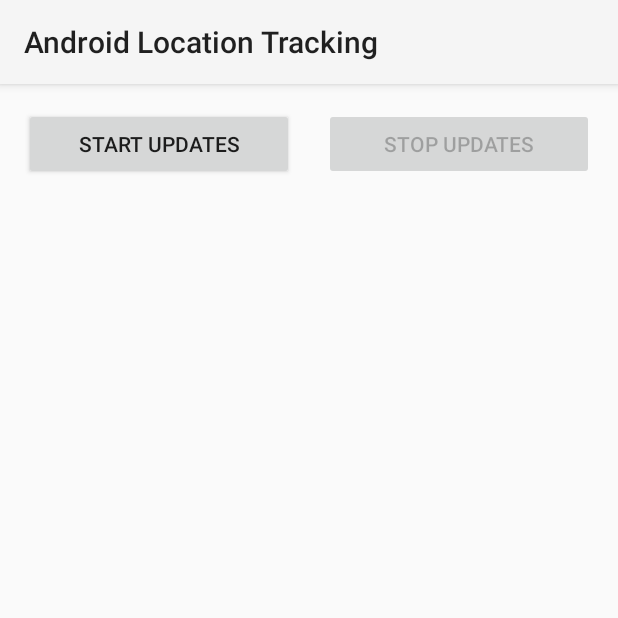
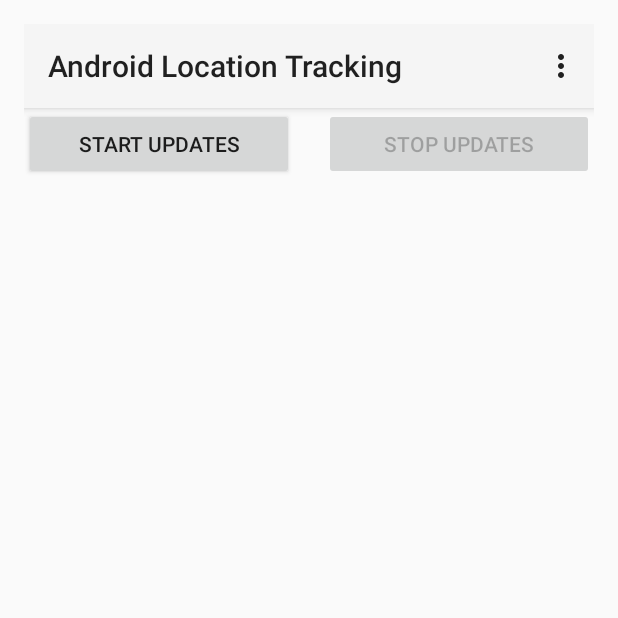
Before and after one commit to dobriai/AndroidLocationTracking, an Android app: the screen it shows after launch (MainActivity), on a phone screen of 412 x 824 dp, the top half of it. Run offline under Robolectric (Android 15) with nearby library versions, the phone set to English and light mode, and no system bars.

Commit message:
Adding a toolbar
Does nothing yet. Just sits there.

```diff
--- a/app/src/main/AndroidManifest.xml
+++ b/app/src/main/AndroidManifest.xml
@@ -26,7 +26,7 @@
         android:allowBackup="true"
         android:icon="@drawable/ic_launcher"
         android:label="@string/app_name"
-        android:theme="@style/Theme.Base" >
+        android:theme="@style/Theme.AppCompat.Light.NoActionBar" >
 
         <meta-data android:name="com.google.android.gms.version"
             android:value="@integer/google_play_services_version" />
--- a/app/src/main/java/net/eastpole/MainActivity.java
+++ b/app/src/main/java/net/eastpole/MainActivity.java
@@ -21,7 +21,10 @@
 import android.os.Bundle;
 import android.os.StrictMode;
 import android.support.v7.app.AppCompatActivity;
+import android.support.v7.widget.Toolbar;
 import android.util.Log;
+import android.view.Menu;
+import android.view.MenuInflater;
 import android.view.View;
 import android.widget.Button;
 import android.widget.TextView;
@@ -42,7 +45,6 @@
 import java.text.DateFormat;
 import java.util.Date;
 import java.util.EnumMap;
-import java.util.HashMap;
 
 /**
  * Getting Location Updates.
@@ -157,6 +159,8 @@
     public void onCreate(Bundle savedInstanceState) {
         super.onCreate(savedInstanceState);
         setContentView(R.layout.main_activity);
+        Toolbar myToolbar = (Toolbar) findViewById(R.id.da_toolbar);
+        setSupportActionBar(myToolbar);
 
         // Without this, any attempt to use sockets in the Main Thread will throw!
         StrictMode.ThreadPolicy policy = new StrictMode.ThreadPolicy.Builder().permitAll().build();
@@ -465,6 +469,13 @@
     }
 
 
+    @Override
+    public boolean onCreateOptionsMenu(Menu menu) {
+        MenuInflater inflater = getMenuInflater();
+        inflater.inflate(R.menu.options_menu, menu);
+        return true;
+    }
+
     /**
      * Stores activity data in the Bundle.
      */
--- a/app/src/main/res/layout/main_activity.xml
+++ b/app/src/main/res/layout/main_activity.xml
@@ -15,6 +15,7 @@
 -->
 
 <LinearLayout xmlns:android="http://schemas.android.com/apk/res/android"
+    xmlns:app="http://schemas.android.com/apk/res-auto"
     android:layout_width="match_parent"
     android:layout_height="match_parent"
     android:orientation="vertical"
@@ -22,6 +23,15 @@
     android:paddingLeft="@dimen/activity_horizontal_margin"
     android:paddingRight="@dimen/activity_horizontal_margin"
     android:paddingTop="@dimen/activity_vertical_margin">
+
+    <android.support.v7.widget.Toolbar
+        android:id="@+id/da_toolbar"
+        android:layout_width="match_parent"
+        android:layout_height="?attr/actionBarSize"
+        android:background="?attr/colorPrimary"
+        android:elevation="4dp"
+        android:theme="@style/ThemeOverlay.AppCompat.ActionBar"
+        app:popupTheme="@style/ThemeOverlay.AppCompat.Light"/>
 
     <LinearLayout
         android:layout_width="match_parent"
--- /dev/null
+++ b/app/src/main/res/menu/options_menu.xml
@@ -0,0 +1,12 @@
+<?xml version="1.0" encoding="utf-8"?>
+<menu
+    xmlns:android="http://schemas.android.com/apk/res/android"
+    xmlns:app="http://schemas.android.com/apk/res-auto">
+
+    <!-- Settings, should always be in the overflow -->
+    <item
+        android:id="@+id/action_settings"
+        app:showAsAction="never"
+        android:title="@string/app_settings" />
+
+</menu>
--- a/app/src/main/res/values/strings.xml
+++ b/app/src/main/res/values/strings.xml
@@ -31,4 +31,6 @@
     <string name="stop_updates">Stop updates</string>
     <string name="location_updated_message">Location updated</string>
     <string name="bad_host">No connection to host!</string>
+
+    <string name="app_settings">Settings</string>
 </resources>
```
